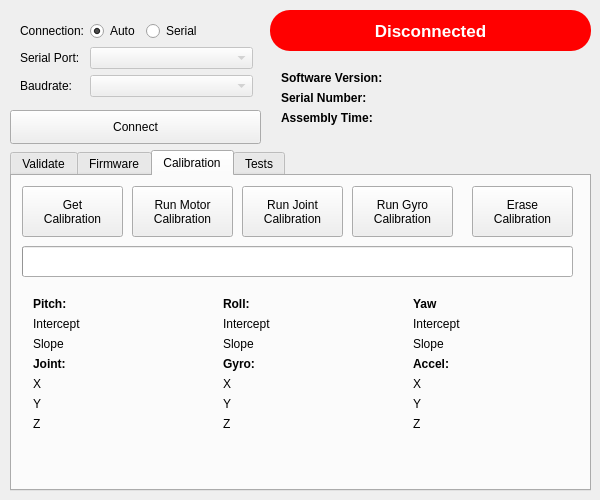
The window that Tools/src/gui_design.ui (Gussy/solo-gimbal) describes before a commit, drawn with Qt 5.
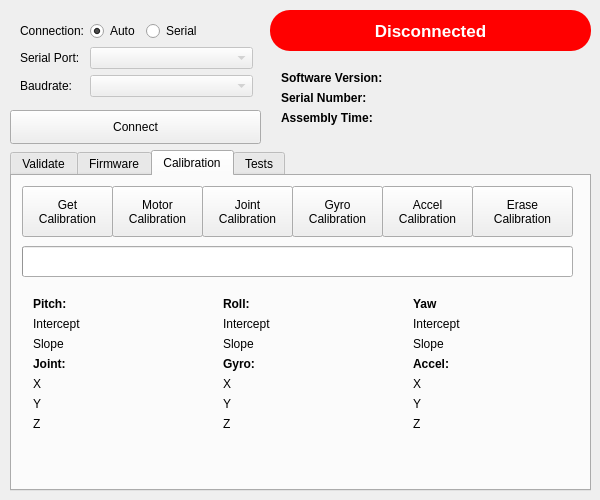
The same window after the commit. The open tabs and pages were chosen to show the change.

Commit message: tools: add accel cal to gui

```diff
--- a/Tools/src/gui_design.ui
+++ b/Tools/src/gui_design.ui
@@ -539,7 +539,7 @@
        <rect>
         <x>10</x>
         <y>10</y>
-        <width>101</width>
+        <width>91</width>
         <height>51</height>
        </rect>
       </property>
@@ -551,28 +551,28 @@
      <widget class="QPushButton" name="btnRunMotorCalibration">
       <property name="geometry">
        <rect>
-        <x>120</x>
+        <x>100</x>
         <y>10</y>
-        <width>101</width>
+        <width>91</width>
         <height>51</height>
        </rect>
       </property>
       <property name="text">
-       <string>Run Motor
+       <string>Motor
 Calibration</string>
       </property>
      </widget>
      <widget class="QPushButton" name="btnRunJointCalibration">
       <property name="geometry">
        <rect>
-        <x>230</x>
+        <x>190</x>
         <y>10</y>
-        <width>101</width>
+        <width>91</width>
         <height>51</height>
        </rect>
       </property>
       <property name="text">
-       <string>Run Joint
+       <string>Joint
 Calibration</string>
       </property>
      </widget>
@@ -1108,14 +1108,28 @@
      <widget class="QPushButton" name="btnRunGyroCalibration">
       <property name="geometry">
        <rect>
-        <x>340</x>
+        <x>280</x>
         <y>10</y>
-        <width>101</width>
+        <width>91</width>
         <height>51</height>
        </rect>
       </property>
       <property name="text">
-       <string>Run Gyro
+       <string>Gyro
+Calibration</string>
+      </property>
+     </widget>
+     <widget class="QPushButton" name="btnRunAccelCalibration">
+      <property name="geometry">
+       <rect>
+        <x>370</x>
+        <y>10</y>
+        <width>91</width>
+        <height>51</height>
+       </rect>
+      </property>
+      <property name="text">
+       <string>Accel
 Calibration</string>
       </property>
      </widget>
```
Left out of the diff: 2 changed lines with no effect on the pictures. The commit also changes 5 other files.
